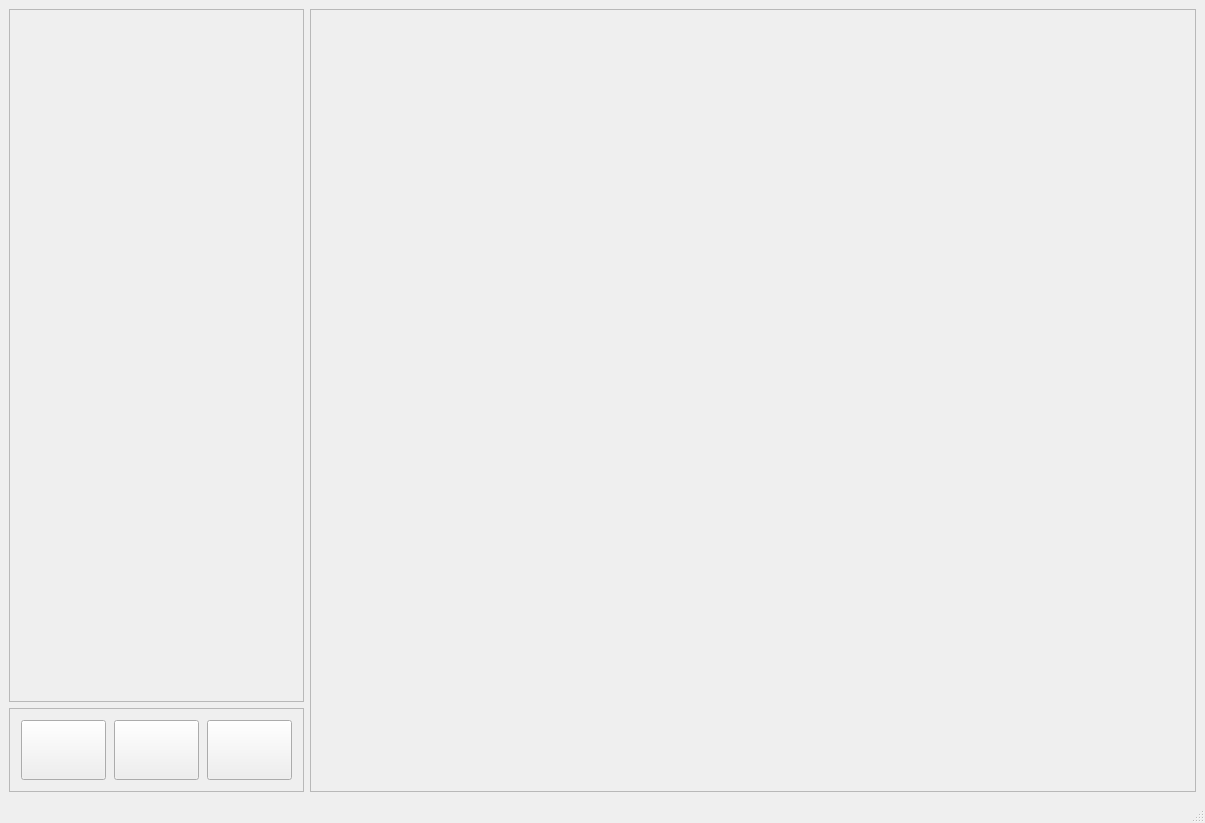
Above: runwindow.ui from CrescentonC/COMP2012H_19_Fall_Project before the change. Below: the same form after it.
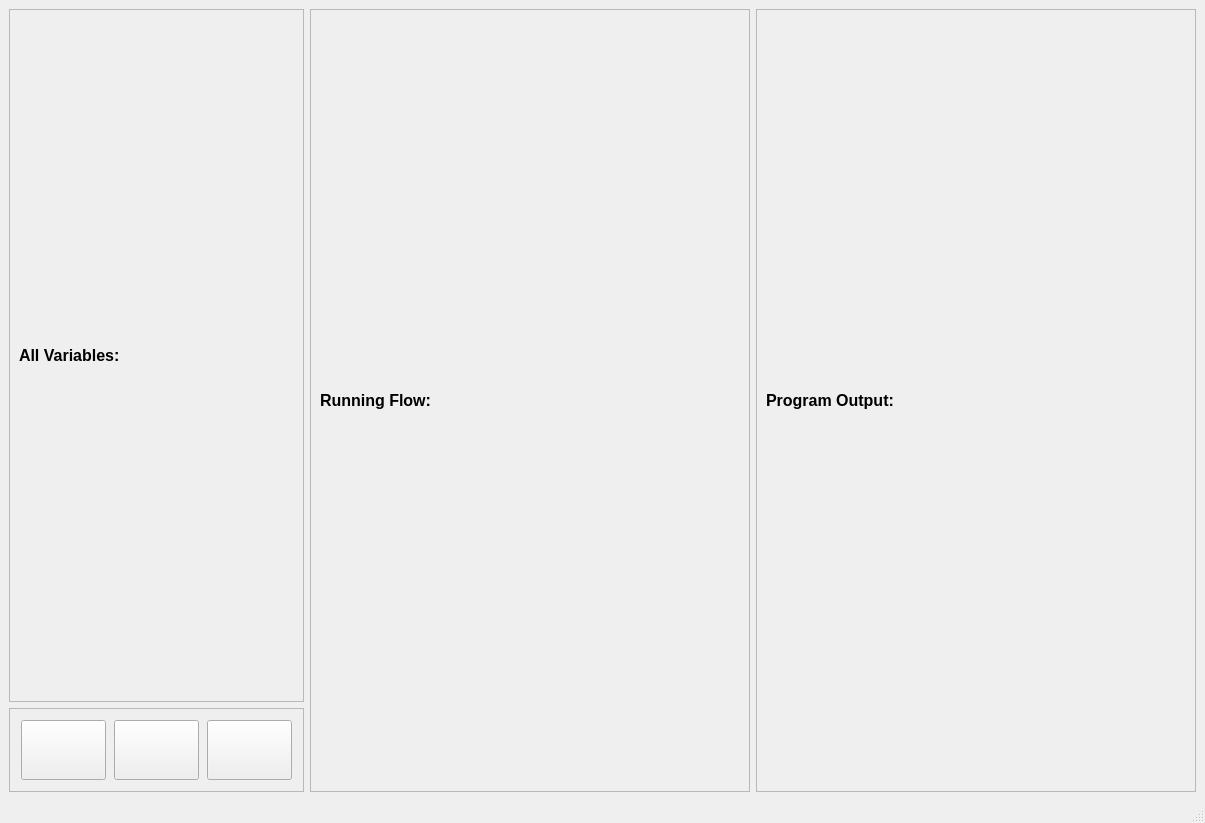
That is the form after the change. Icons and pictures are not drawn.

Commit message: run window layout should be ok

What changed in the file:
```diff
--- a/runwindow.ui
+++ b/runwindow.ui
@@ -31,10 +31,93 @@
         <rect>
          <x>0</x>
          <y>0</y>
-         <width>884</width>
+         <width>438</width>
          <height>758</height>
         </rect>
        </property>
+       <layout class="QVBoxLayout" name="verticalLayout_2">
+        <item>
+         <layout class="QVBoxLayout" name="showFlowArea_content_layout">
+          <item>
+           <widget class="QLabel" name="showFlow_title">
+            <property name="font">
+             <font>
+              <family>Arial</family>
+              <pointsize>12</pointsize>
+              <weight>75</weight>
+              <bold>true</bold>
+             </font>
+            </property>
+            <property name="text">
+             <string>Running Flow:</string>
+            </property>
+           </widget>
+          </item>
+         </layout>
+        </item>
+       </layout>
+      </widget>
+     </widget>
+    </item>
+    <item row="0" column="0">
+     <widget class="QScrollArea" name="showData_area">
+      <property name="sizePolicy">
+       <sizepolicy hsizetype="Expanding" vsizetype="Expanding">
+        <horstretch>20</horstretch>
+        <verstretch>24</verstretch>
+       </sizepolicy>
+      </property>
+      <property name="minimumSize">
+       <size>
+        <width>0</width>
+        <height>0</height>
+       </size>
+      </property>
+      <property name="maximumSize">
+       <size>
+        <width>295</width>
+        <height>16777215</height>
+       </size>
+      </property>
+      <property name="widgetResizable">
+       <bool>true</bool>
+      </property>
+      <widget class="QWidget" name="showDataArea_content">
+       <property name="geometry">
+        <rect>
+         <x>0</x>
+         <y>0</y>
+         <width>293</width>
+         <height>668</height>
+        </rect>
+       </property>
+       <property name="minimumSize">
+        <size>
+         <width>293</width>
+         <height>668</height>
+        </size>
+       </property>
+       <layout class="QVBoxLayout" name="verticalLayout">
+        <item>
+         <layout class="QVBoxLayout" name="showDataArea_content_layout">
+          <item>
+           <widget class="QLabel" name="showData_title">
+            <property name="font">
+             <font>
+              <family>Arial</family>
+              <pointsize>12</pointsize>
+              <weight>75</weight>
+              <bold>true</bold>
+             </font>
+            </property>
+            <property name="text">
+             <string>All Variables:</string>
+            </property>
+           </widget>
+          </item>
+         </layout>
+        </item>
+       </layout>
       </widget>
      </widget>
     </item>
@@ -42,7 +125,7 @@
      <widget class="QScrollArea" name="button_area">
       <property name="sizePolicy">
        <sizepolicy hsizetype="Expanding" vsizetype="Expanding">
-        <horstretch>8</horstretch>
+        <horstretch>20</horstretch>
         <verstretch>3</verstretch>
        </sizepolicy>
       </property>
@@ -186,44 +269,47 @@
       </widget>
      </widget>
     </item>
-    <item row="0" column="0">
-     <widget class="QScrollArea" name="showData_area">
+    <item row="0" column="2" rowspan="2">
+     <widget class="QScrollArea" name="showOutput_area">
       <property name="sizePolicy">
        <sizepolicy hsizetype="Expanding" vsizetype="Expanding">
-        <horstretch>8</horstretch>
-        <verstretch>24</verstretch>
+        <horstretch>24</horstretch>
+        <verstretch>0</verstretch>
        </sizepolicy>
       </property>
-      <property name="minimumSize">
-       <size>
-        <width>0</width>
-        <height>0</height>
-       </size>
-      </property>
-      <property name="maximumSize">
-       <size>
-        <width>295</width>
-        <height>16777215</height>
-       </size>
-      </property>
       <property name="widgetResizable">
        <bool>true</bool>
       </property>
-      <widget class="QWidget" name="showDataArea_content">
+      <widget class="QWidget" name="showOutputArea_content">
        <property name="geometry">
         <rect>
          <x>0</x>
          <y>0</y>
-         <width>293</width>
-         <height>668</height>
+         <width>438</width>
+         <height>758</height>
         </rect>
        </property>
-       <property name="minimumSize">
-        <size>
-         <width>293</width>
-         <height>668</height>
-        </size>
-       </property>
+       <layout class="QVBoxLayout" name="verticalLayout_3">
+        <item>
+         <layout class="QVBoxLayout" name="showOutputArea_content_layout">
+          <item>
+           <widget class="QLabel" name="showOutput_title">
+            <property name="font">
+             <font>
+              <family>Arial</family>
+              <pointsize>12</pointsize>
+              <weight>75</weight>
+              <bold>true</bold>
+             </font>
+            </property>
+            <property name="text">
+             <string>Program Output:</string>
+            </property>
+           </widget>
+          </item>
+         </layout>
+        </item>
+       </layout>
       </widget>
      </widget>
     </item>
```
The commit also changes 1 other file.
